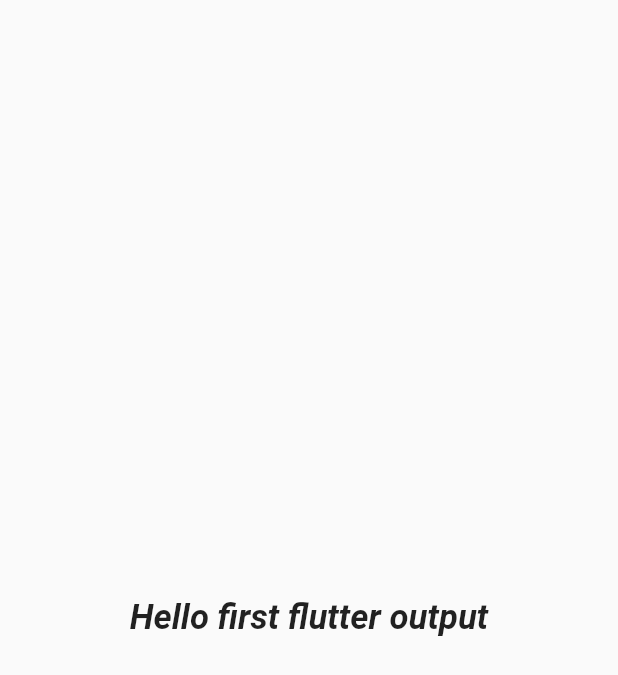
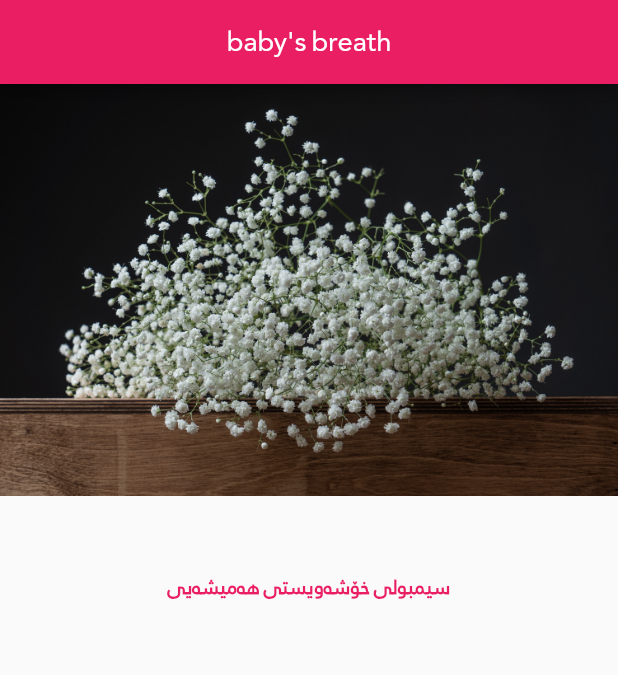
Before and after one commit to astera96/hello_kurdish, a Flutter app: the screen it shows after launch, on a phone screen of 412 x 824 dp. Shown: the top 675 px of the screen. Run offline on Flutter 3.47's test engine with Material 2 defaults, Android fonts, the phone set to English and light mode, and no system bars.

Commit message:
added img and text

```diff
--- a/lib/main.dart
+++ b/lib/main.dart
@@ -1,26 +1,42 @@
 import 'package:flutter/material.dart';
 
 void main() {
-  runApp(const MyApp());
+  runApp(const MaterialApp(home: Home()));
 }
 
-class MyApp extends StatelessWidget {
-  const MyApp({Key? key}) : super(key: key);
+class Home extends StatelessWidget {
+  const Home({Key? key}) : super(key: key);
 
-  // This widget is the root of your application.
   @override
   Widget build(BuildContext context) {
-    return const MaterialApp(
-      home: Scaffold(
-        body: Center(
-          child: Text(
-            "Hello first flutter output",
-            style: TextStyle(
-                fontStyle: FontStyle.italic,
-                fontSize: 23,
-                fontWeight: FontWeight.bold),
+    return Scaffold(
+      appBar: AppBar(
+        centerTitle: true,
+        title: Text(
+          "baby's breath",
+          style: TextStyle(
+            fontFamily: 'kurdish',
           ),
         ),
+        backgroundColor: Colors.pink,
+      ),
+      body: ListView(
+        children: [
+          Image.asset(
+            'assets/img/1.jpg',
+          ),
+          SizedBox(
+            height: 50,
+          ),
+          Text(
+            "سیمبولی خۆشەویستی هەمیشەیی",
+            style: TextStyle(
+                fontFamily: 'kurdish',
+                color: Colors.pink,
+                fontWeight: FontWeight.bold),
+            textAlign: TextAlign.center,
+          )
+        ],
       ),
     );
   }
```
Also changed, not shown: pubspec.yaml (+6 -6 lines), assets/fonts/kurdish.ttf (added), assets/img/1.jpg (added).
